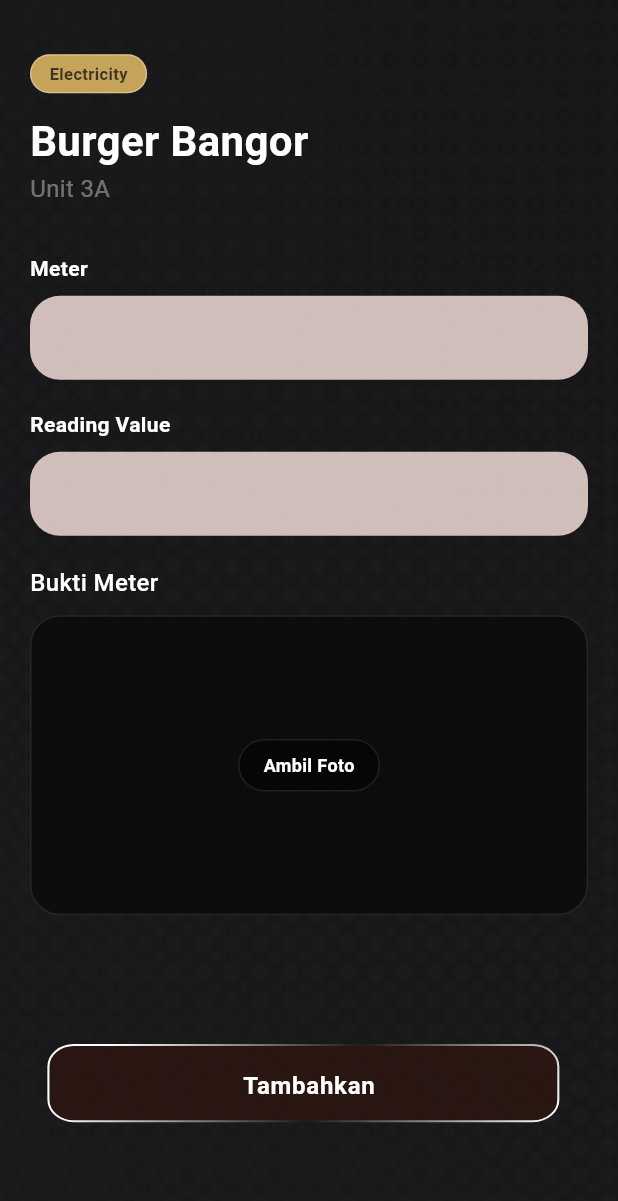
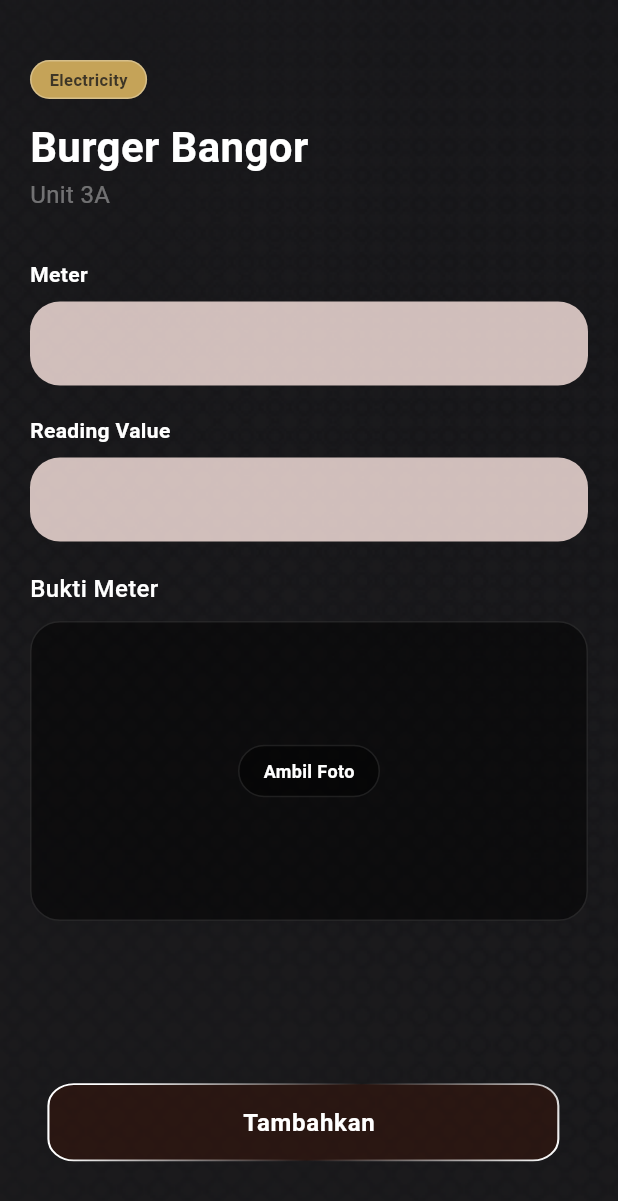
Before and after one commit to najlanafisah/braga8-app-components, a Flutter app: the screen it shows after launch, item 2 of the bottom bar chosen, after a tap on "Input", on a phone screen of 412 x 824 dp. Shown: the top 1201 px of the screen. Run offline on Flutter 3.47's test engine with Material 3 defaults, Android fonts, the light colour scheme and no system bars; our stand-ins replace flutter_svg, image_picker, permission_handler; project files that could hold a hidden picture were left out.

Commit message:
ngubah posisi button biar di bawah

```diff
--- a/lib/views/meter-input/meter_form_screen.dart
+++ b/lib/views/meter-input/meter_form_screen.dart
@@ -50,67 +50,77 @@ class _MeterFormScreenState extends State<MeterFormScreen> {
         child: LayoutBuilder(
           builder: (context, constraints) {
             return SafeArea(
-              child: SingleChildScrollView(
-                padding: EdgeInsets.symmetric(horizontal: 20),
+              child: Stack( // MENGGUNAKAN STACK AGAR BUTTON BISA MELAYANG
+                children: [
+                  // --- AREA KONTEN (SCROLLABLE) ---
+                  SingleChildScrollView(
+                    padding: const EdgeInsets.symmetric(horizontal: 20),
                     child: ConstrainedBox(
                       constraints: BoxConstraints(minHeight: constraints.maxHeight),
-                  child: IntrinsicHeight(
                       child: Column(
-                      mainAxisAlignment: MainAxisAlignment.center,
                         crossAxisAlignment: CrossAxisAlignment.start,
                         children: [
-                        SizedBox(height: 20),
+                          const SizedBox(height: 40), // Jarak atas sedikit diturunkan
                           Container(
-                          padding: EdgeInsets.symmetric(horizontal: 12, vertical: 4),
+                            padding: const EdgeInsets.symmetric(horizontal: 12, vertical: 4),
                             decoration: BoxDecoration(
-                            color: Color(0xFFC5A358),
+                              color: const Color(0xFFC5A358),
                               borderRadius: BorderRadius.circular(20),
                               border: Border.all(color: Colors.white.withValues(alpha: .3)),
                             ),
-                          child: Text(
+                            child: const Text(
                               "Electricity",
                               style: TextStyle(color: Color(0xFF3D3526), fontSize: 11, fontWeight: FontWeight.bold),
                             ),
                           ),
-                        SizedBox(height: 12),
+                          const SizedBox(height: 12),
                           Text(
-                          widget.tenantName, // Dinamis dari parameter
-                          style: TextStyle(color: Colors.white, fontSize: 28, fontWeight: FontWeight.bold),
+                            widget.tenantName,
+                            style: const TextStyle(color: Colors.white, fontSize: 28, fontWeight: FontWeight.bold),
                           ),
                           Text(
-                          "Unit ${widget.unitData['unit']}", // Dinamis dari parameter
-                          style: TextStyle(color: Colors.white38, fontSize: 16),
+                            "Unit ${widget.unitData['unit']}",
+                            style: const TextStyle(color: Colors.white38, fontSize: 16),
                           ),
-                        SizedBox(height: 32),
-                        InputForm(label: "Meter"),
-                        SizedBox(height: 20),
-                        InputForm(label: "Reading Value"),
-                        SizedBox(height: 20),
+                          const SizedBox(height: 32),
+                          const InputForm(label: "Meter"),
+                          const SizedBox(height: 20),
+                          const InputForm(label: "Reading Value"),
+                          const SizedBox(height: 20),
                           AddMedia(
                             label: "Bukti Meter",
                             onPickImage: _handlePickImage,
                             btnText: _imageFile == null ? 'Ambil Foto' : 'Ganti Foto',
                             imageFile: _imageFile,
                           ),
-                        SizedBox(height: 80),
-                        LightBrownBtn(
+
+                          // Spacer bawah agar konten tidak tertutup oleh button melayang
+                          const SizedBox(height: 140),
+                        ],
+                      ),
+                    ),
+                  ),
+
+                  // --- BUTTON MELAYANG DI BAWAH (CONSISTENT POSITION) ---
+                  Positioned(
+                    bottom: 30, // JARAK DARI BAWAH SCREEN (Tidak terlalu mepet)
+                    left: 20,
+                    right: 20,
+                    child: LightBrownBtn(
                       onTap: () {
                         SuccessModal.show(
                           context,
                           title: "Berhasil di Tambahkan!",
                           onConfirm: () {
-                                Navigator.pop(context); // Tutup Modal
-                                Navigator.pop(context); // Kembali ke list
+                            Navigator.pop(context);
+                            Navigator.pop(context);
                           },
                         );
                       },
                       label: 'Tambahkan',
                     ),
-                        SizedBox(height: 40),
+                  ),
                 ],
-                    ),
-                  ),
-                ),
               ),
             );
           },
--- a/lib/widgets/light_brown_btn.dart
+++ b/lib/widgets/light_brown_btn.dart
@@ -23,7 +23,7 @@ class LightBrownBtn extends StatelessWidget {
               ),
             ),
             Align(
-              alignment: const Alignment(0.0, -0.2),
+              alignment: const Alignment(0.0, -0.25),
               child: Text(
                 label,
                 style: const TextStyle(
--- a/pubspec.yaml
+++ b/pubspec.yaml
@@ -36,11 +36,11 @@ dependencies:
   cupertino_icons: ^1.0.8
   image_picker: ^1.2.1
   permission_handler: ^12.0.1
+  flutter_svg: ^2.2.4
 
 dev_dependencies:
   flutter_test:
     sdk: flutter
-  flutter_svg: ^2.0.10
 
   # The "flutter_lints" package below contains a set of recommended lints to
   # encourage good coding practices. The lint set provided by the package is
```
Also changed, not shown: pubspec.lock. Lines whose indentation alone changed are shown as unchanged.
